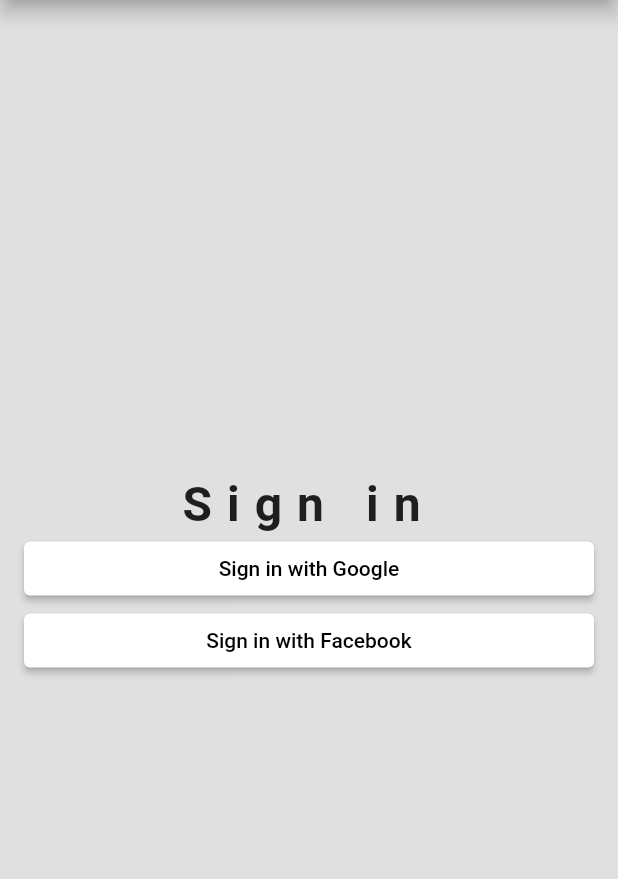
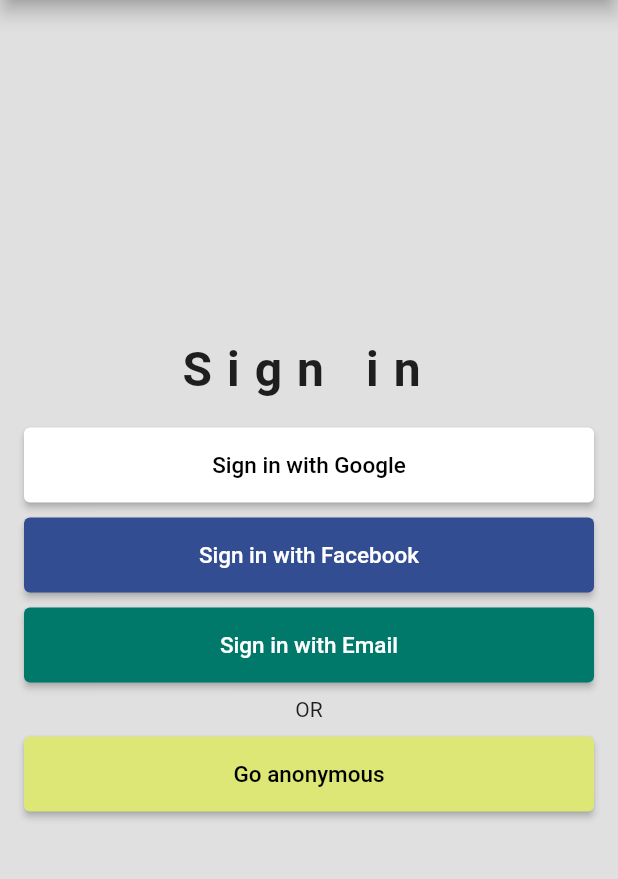
Before and after one commit to monirhelalee/time_tracker, a Flutter app: the screen it shows after launch, after a tap on "Sign in with Google", on a phone screen of 412 x 824 dp, the part 84-963 px from its top. Run offline on Flutter 3.47's test engine with Material 2 defaults, Android fonts, the light colour scheme and no system bars.

Commit message:
custom sign in button add

```diff
--- /dev/null
+++ b/lib/app/sign_in/sign_in_button.dart
@@ -0,0 +1,20 @@
+import 'package:flutter/cupertino.dart';
+import 'package:flutter/material.dart';
+import 'package:time_tracker_fultter_course/common_widgets/custom_elevated_button.dart';
+
+class SignInButton extends CustomElevatedButton{
+  SignInButton({
+    String text,
+    Color pColor,
+    Color opColor,
+    //Color textColor,
+    VoidCallback onPressed,
+}) : super(
+    child: Text(text,
+    style: TextStyle(//color: textColor,
+        fontSize: 15.0),),
+    onPrimaryColor:opColor,
+    primaryColor: pColor,
+    onPressed: onPressed
+  );
+}
--- a/lib/app/sign_in/sign_in_page.dart
+++ b/lib/app/sign_in/sign_in_page.dart
@@ -1,4 +1,5 @@
 import 'package:flutter/material.dart';
+import 'package:time_tracker_fultter_course/app/sign_in/sign_in_button.dart';
 import 'package:time_tracker_fultter_course/common_widgets/custom_elevated_button.dart';
 
 class SignInPage extends StatelessWidget {
@@ -23,16 +24,44 @@
         crossAxisAlignment: CrossAxisAlignment.stretch,
         children: <Widget>[
           Text('Sign in', textAlign: TextAlign.center,style: TextStyle(fontSize: 32, fontWeight: FontWeight.bold, letterSpacing:10),),
-          CustomElevatedButton(
-            child: Text('Sign in with Google'),
-            primaryColor: Colors.white,
-            onPrimaryColor: Colors.black,
+          SizedBox(
+            height: 20.0,
+          ),
+          SignInButton(
+            text: 'Sign in with Google',
+            pColor: Colors.white,
+            opColor: Colors.black,
             onPressed: (){},
           ),
-          CustomElevatedButton(
-            child: Text('Sign in with Facebook'),
-            primaryColor: Colors.white,
-            onPrimaryColor: Colors.black,
+          SizedBox(
+            height: 10.0,
+          ),
+          SignInButton(
+            text: 'Sign in with Facebook',
+            pColor: Color(0xff334d92),
+            opColor: Colors.white,
+            onPressed: (){},
+          ),
+          SizedBox(
+            height: 10.0,
+          ),
+          SignInButton(
+            text: 'Sign in with Email',
+            pColor: Colors.teal[700],
+            opColor: Colors.white,
+            onPressed: (){},
+          ),
+          SizedBox(
+            height: 10.0,
+          ),
+          Text('OR',textAlign: TextAlign.center,),
+          SizedBox(
+            height: 10.0,
+          ),
+          SignInButton(
+            text: 'Go anonymous',
+            pColor: Colors.lime[300],
+            opColor: Colors.black,
             onPressed: (){},
           ),
 
--- a/lib/common_widgets/custom_elevated_button.dart
+++ b/lib/common_widgets/custom_elevated_button.dart
@@ -1,20 +1,30 @@
 import 'package:flutter/material.dart';
 
 class CustomElevatedButton extends StatelessWidget {
-  CustomElevatedButton({this.child, this.primaryColor,this.onPrimaryColor,this.onPressed});
+  CustomElevatedButton({
+    this.child,
+    this.primaryColor,
+    this.onPrimaryColor,
+    this.onPressed,
+    this.height:50.0});
+
   final Widget child;
+  final double height;
   final Color primaryColor;
   final Color onPrimaryColor;
   final VoidCallback onPressed;
   @override
   Widget build(BuildContext context) {
-    return ElevatedButton(
-      child: child,
-      style: ElevatedButton.styleFrom(
-        primary: primaryColor, // background
-        onPrimary: onPrimaryColor, // foreground
+    return SizedBox(
+      height: height,
+      child: ElevatedButton(
+        child: child,
+        style: ElevatedButton.styleFrom(
+          primary: primaryColor, // background
+          onPrimary: onPrimaryColor, // foreground
+        ),
+        onPressed: onPressed,
       ),
-      onPressed: onPressed,
     );
   }
 }
--- a/pubspec.yaml
+++ b/pubspec.yaml
@@ -45,9 +45,8 @@
   uses-material-design: true
 
   # To add assets to your application, add an assets section, like this:
-  # assets:
-  #   - images/a_dot_burr.jpeg
-  #   - images/a_dot_ham.jpeg
+  assets:
+    - images/
 
   # An image asset can refer to one or more resolution-specific "variants", see
   # https://flutter.dev/assets-and-images/#resolution-aware.
```
